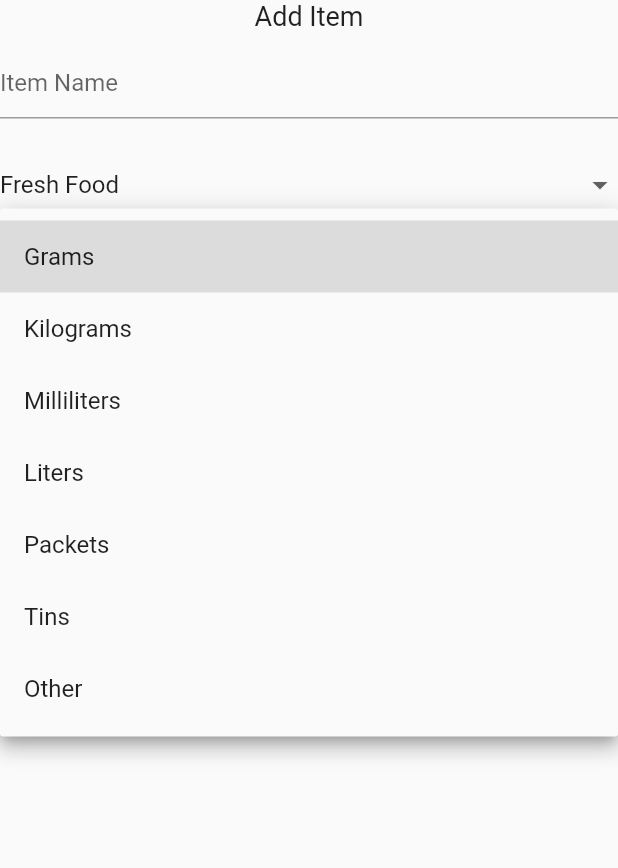
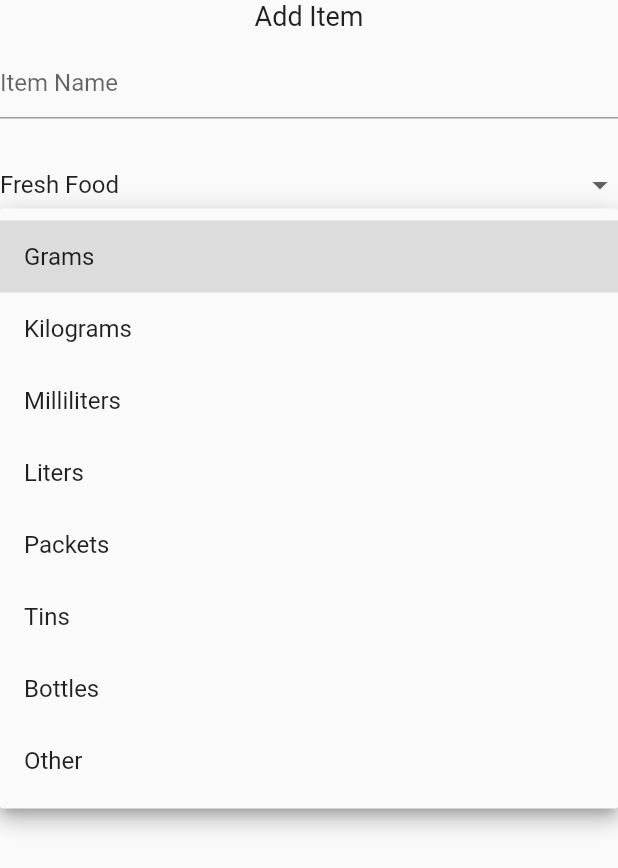
Before and after one commit to inTJ-lk/HomeStock, a Flutter app: the AddItem widget shown alone on an empty page, opened directly, after a tap on "Grams", on a phone screen of 412 x 824 dp. Shown: the top 868 px of the screen. Run offline on Flutter 3.47's test engine with Material 2 defaults, Android fonts, the phone set to English and light mode, and no system bars; our stand-ins replace badges, cloud_firestore, firebase_auth, flutter_spinkit; accounts and stored records are empty.

Commit message:
Bugs fixed

```diff
--- a/home_stock/lib/screens/home/addItem.dart
+++ b/home_stock/lib/screens/home/addItem.dart
@@ -14,7 +14,7 @@ class _AddItemState extends State<AddItem> {
 
   final _formKey = GlobalKey<FormState>();
   final List<String> categories = ['Fresh Food', 'Dry Food', 'Grocery', 'Household', 'Other'];
-  final List<String> metrics = ['Grams', 'Kilograms', 'Milliliters', 'Liters', 'Packets', 'Tins', 'Other'];
+  final List<String> metrics = ['Grams', 'Kilograms', 'Milliliters', 'Liters', 'Packets', 'Tins', 'Bottles', 'Other'];
 
   bool loading = false;
 
--- a/home_stock/lib/screens/home/editItem.dart
+++ b/home_stock/lib/screens/home/editItem.dart
@@ -21,7 +21,7 @@ class _EditItemState extends State<EditItem> {
 
   final _formKey = GlobalKey<FormState>();
   final List<String> categories = ['Fresh Food', 'Dry Food', 'Grocery', 'Household', 'Other'];
-  final List<String> metrics = ['Grams', 'Kilograms', 'Milliliters', 'Liters', 'Packets', 'Tins', 'Other'];
+  final List<String> metrics = ['Grams', 'Kilograms', 'Milliliters', 'Liters', 'Packets', 'Tins', 'Bottles', 'Other'];
 
   bool loading = false;
 
--- a/home_stock/lib/screens/settings/shareInventory.dart
+++ b/home_stock/lib/screens/settings/shareInventory.dart
@@ -250,7 +250,7 @@ class _ShareInventoryState extends State<ShareInventory> {
             Padding(
               padding: const EdgeInsets.fromLTRB(7.0, 0, 7.0, 0),
               child: Text(
-                'Share your inventory with Family/Friends to let them modify & receive notifications when quantity is nil.',
+                'Share your inventory with Family/Friends to let them add and modify items.',
                 style: TextStyle(fontSize: 15.0),textAlign: TextAlign.left
               ),
             ),
--- a/home_stock/pubspec.yaml
+++ b/home_stock/pubspec.yaml
@@ -24,6 +24,12 @@ dependencies:
   provider: ^4.0.4
   flutter_spinkit: ^4.1.2+1
   badges: ^1.1.1
+  flutter_launcher_icons: "^0.7.3"
+
+flutter_icons:
+  android: true
+  ios: true
+  image_path: "assets/logo.png"
 
   # The following adds the Cupertino Icons font to your application.
   # Use with the CupertinoIcons class for iOS style icons.
```
Also changed, not shown: home_stock/lib/screens/home/home.dart (+1 -16 lines), home_stock/lib/screens/shoppingList/shoppingList.dart (+6 -4 lines), home_stock/assets/logo.png (added), home_stock/pubspec.lock.
